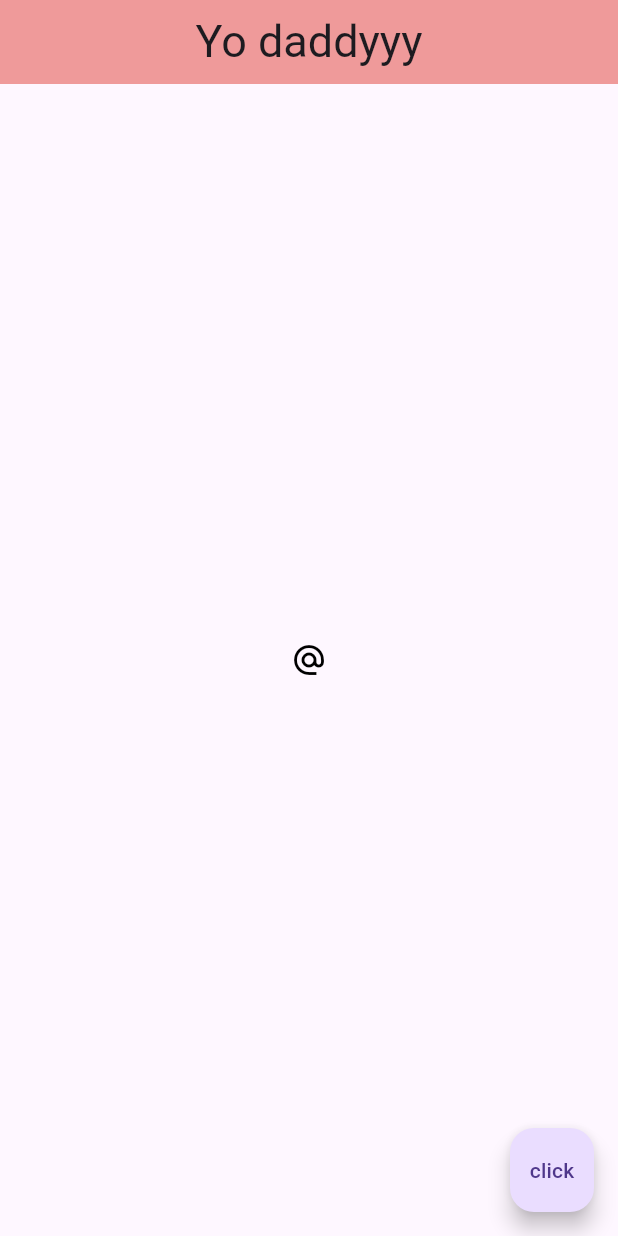
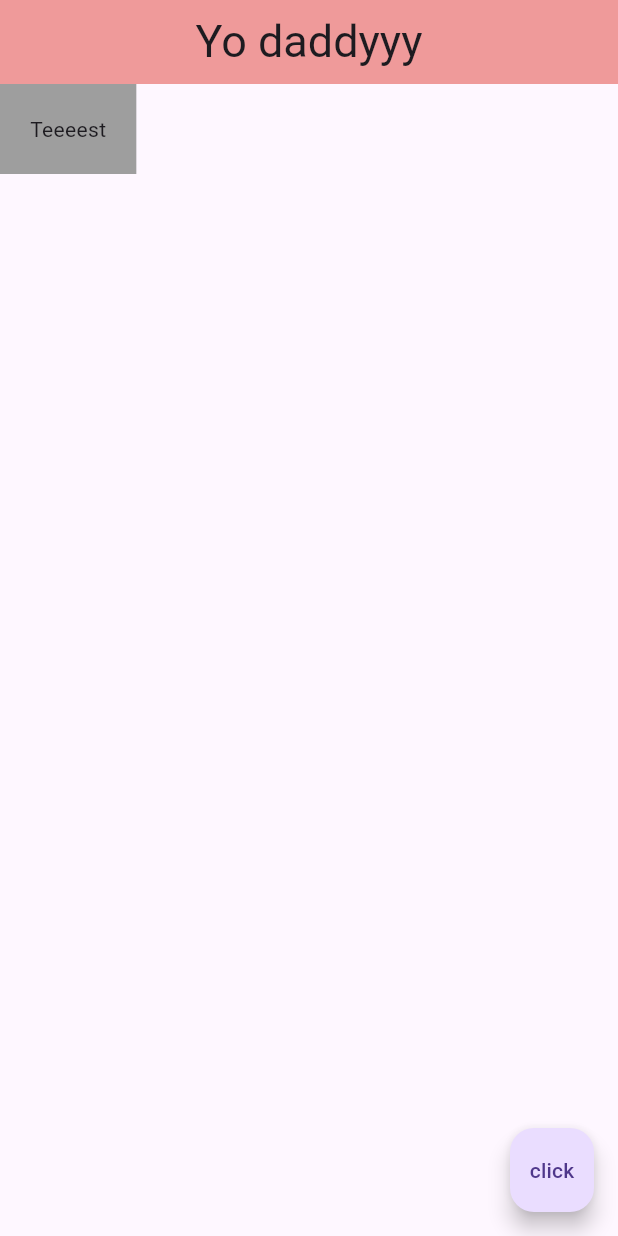
Before and after one commit to Vazimax/flutter-course, a Flutter app: the screen it shows after launch, on a phone screen of 412 x 824 dp. Run offline on Flutter 3.47's test engine with Material 3 defaults, Android fonts, the phone set to English and light mode, and no system bars.

Commit message:
added the container

```diff
--- a/lib/main.dart
+++ b/lib/main.dart
@@ -18,12 +18,11 @@ class Home extends StatelessWidget {
         centerTitle: true,
         backgroundColor: Colors.red[200],
       ),
-      body: Center(
-          //child: Image.asset('assets/image.webp'),
-          child: IconButton(
-              onPressed: () {},
-              icon: Icon(Icons.alternate_email),
-              color: Colors.black)),
+      body: Container(
+        color: Colors.grey,
+        padding: EdgeInsets.all(20),
+        child: Text('Teeeest'),
+      ),
       floatingActionButton: FloatingActionButton(
         onPressed: () {},
         child: Text('click'),
```
